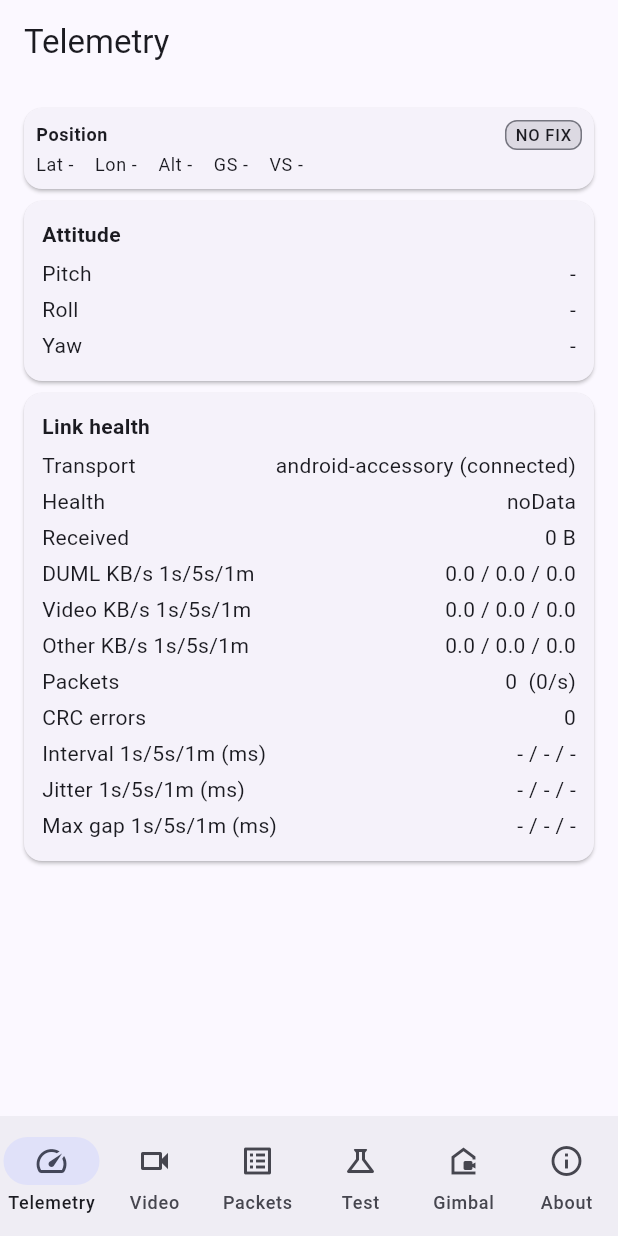
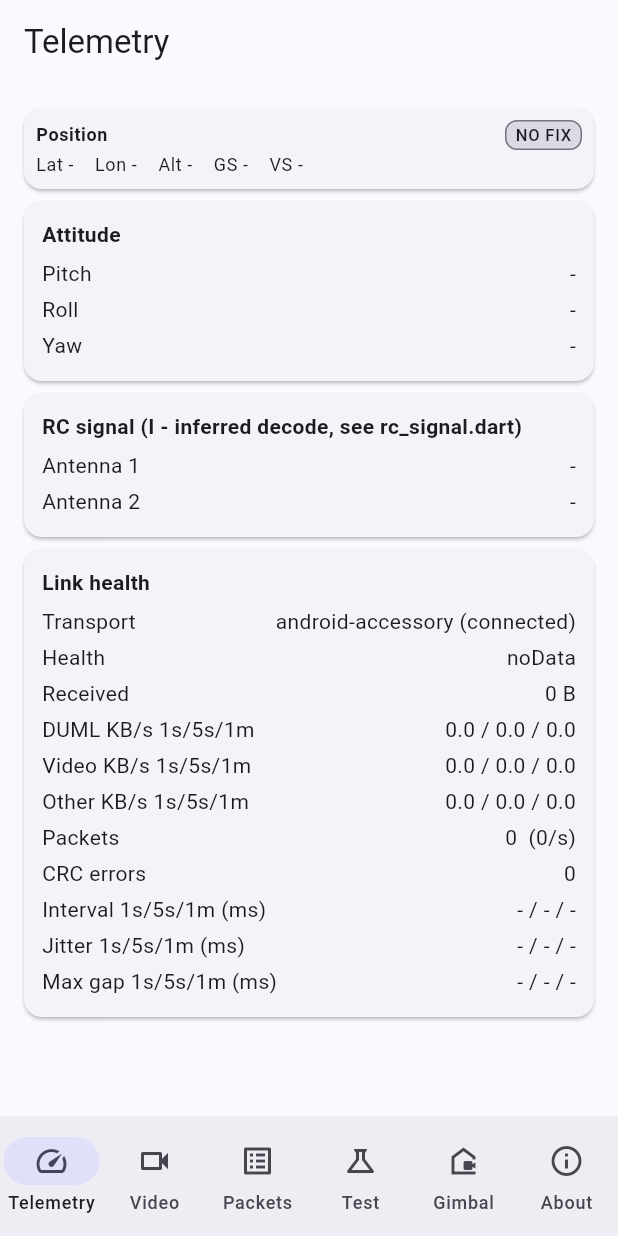
Before and after one commit to awto-au/awto-dji, a Flutter app: the screen it shows after launch, on a phone screen of 412 x 824 dp. Run offline on Flutter 3.47's test engine with Material 3 defaults, Android fonts, the phone set to English and light mode, and no system bars; project files that could hold a hidden picture were left out.

Commit message:
app+docs: RC signal-quality decode/display, known-commands inventory
RcSignalQuality (cmdset 0x09/0x08) wired into LinkSession and shown on the
telemetry screen, same pattern as OsdGeneral. Decode is I (inferred from
observed value range only, not decompiled source) - flagged as such in the
docstring and in the UI label; a background decompile pass is checking it
against real dji.pilot/dji.go.v4 source.

docs/known-telemetry-and-commands.md: current-state reference for which of
the 723 catalogued DUML commands actually have a working decoder/send-struct
today, vs name-only-known - requested directly, didn't exist before.
Co-Authored-By: Claude Sonnet 5 <noreply@anthropic.com>

```diff
--- a/app/awto_dji_app/lib/link/link_session.dart
+++ b/app/awto_dji_app/lib/link/link_session.dart
@@ -67,6 +67,7 @@ class LinkSession extends ChangeNotifier {
   DateTime? lastPacketAt;
   DateTime? lastTelemetryAt;
   OsdGeneral? latestOsd;
+  RcSignalQuality? latestSignal;
   LinkState linkState = LinkState.disconnected;
 
   Stream<DumlPacket> get packets => _packets.stream;
@@ -137,6 +138,10 @@ class LinkSession extends ChangeNotifier {
         latestOsd = osd;
         lastTelemetryAt = now;
         _telemetry.add(osd);
+      }
+      final signal = RcSignalQuality.fromPacket(p);
+      if (signal != null) {
+        latestSignal = signal;
       }
     }
     if (gotPacket && prev != null) {
--- a/app/awto_dji_app/lib/ui/telemetry_screen.dart
+++ b/app/awto_dji_app/lib/ui/telemetry_screen.dart
@@ -39,6 +39,12 @@ class TelemetryScreen extends StatelessWidget {
               _row('Pitch', osd == null ? '-' : '${osd.pitch.toStringAsFixed(1)} deg'),
               _row('Roll', osd == null ? '-' : '${osd.roll.toStringAsFixed(1)} deg'),
               _row('Yaw', osd == null ? '-' : '${osd.yaw.toStringAsFixed(1)} deg'),
+            ]),
+            _card('RC signal (I - inferred decode, see rc_signal.dart)', [
+              _row('Antenna 1', session.latestSignal == null
+                  ? '-' : '${session.latestSignal!.antenna1Dbm} dBm'),
+              _row('Antenna 2', session.latestSignal == null
+                  ? '-' : '${session.latestSignal!.antenna2Dbm} dBm'),
             ]),
             _LinkCard(session: session),
           ],
--- a/app/packages/duml/lib/duml.dart
+++ b/app/packages/duml/lib/duml.dart
@@ -11,3 +11,4 @@ export 'src/packet.dart';
 export 'src/simple.dart';
 export 'src/catalog.dart';
 export 'src/telemetry.dart';
+export 'src/rc_signal.dart';
--- /dev/null
+++ b/app/packages/duml/lib/src/rc_signal.dart
@@ -0,0 +1,50 @@
+/// Decoder for the RC/OSD link signal-quality push (`cmd_set = 0x09` "hdLink",
+/// `cmd_id = 0x08`), sent by the OSD device (sender type 14) at ~a few Hz.
+///
+/// I (inferred, not confirmed against decompiled source): byte 0 is a constant
+/// tag (0x35 in every capture so far); bytes 1-2 are signed int8 dBm readings,
+/// one per antenna/diversity path. Basis: live capture 2026-10-24 with RC and
+/// aircraft ~1m apart showed a stable, narrow range (-33 to -27 dBm as signed
+/// bytes) for ~2.5 hours - consistent with two strong dBm readings, not with a
+/// 0-255 percentage (which this range would read as a flatly maxed-out ~87-90%,
+/// an odd thing for a push to bother sending continuously). DJI GO's own UI
+/// called this link "weak" at the same time, which this decode contradicts -
+/// see awto-dji#16. Re-check against decompiled dji.pilot/dji.go.v4 source if
+/// that class is ever found, and update this docstring, not just the code.
+library;
+
+import 'dart:typed_data';
+
+import 'packet.dart';
+
+class RcSignalQuality {
+  final int antenna1Dbm;
+  final int antenna2Dbm;
+
+  const RcSignalQuality({required this.antenna1Dbm, required this.antenna2Dbm});
+
+  static const int cmdSet = CmdSet.hdLink;
+  static const int cmdId = 0x08;
+
+  static bool matches(DumlPacket p) =>
+      p.cmdSet == cmdSet && p.cmdId == cmdId && p.payload.length >= 3;
+
+  static RcSignalQuality? fromPacket(DumlPacket p) {
+    if (!matches(p)) return null;
+    return fromPayload(p.payload);
+  }
+
+  static RcSignalQuality fromPayload(Uint8List payload) {
+    int signed8(int byte) => byte >= 128 ? byte - 256 : byte;
+    return RcSignalQuality(
+      antenna1Dbm: signed8(payload[1]),
+      antenna2Dbm: signed8(payload[2]),
+    );
+  }
+
+  /// The stronger (less negative) of the two antenna readings.
+  int get bestDbm => antenna1Dbm > antenna2Dbm ? antenna1Dbm : antenna2Dbm;
+
+  @override
+  String toString() => 'RcSignal(ant1=${antenna1Dbm}dBm ant2=${antenna2Dbm}dBm)';
+}
```
Also changed, not shown: 2 other files.
